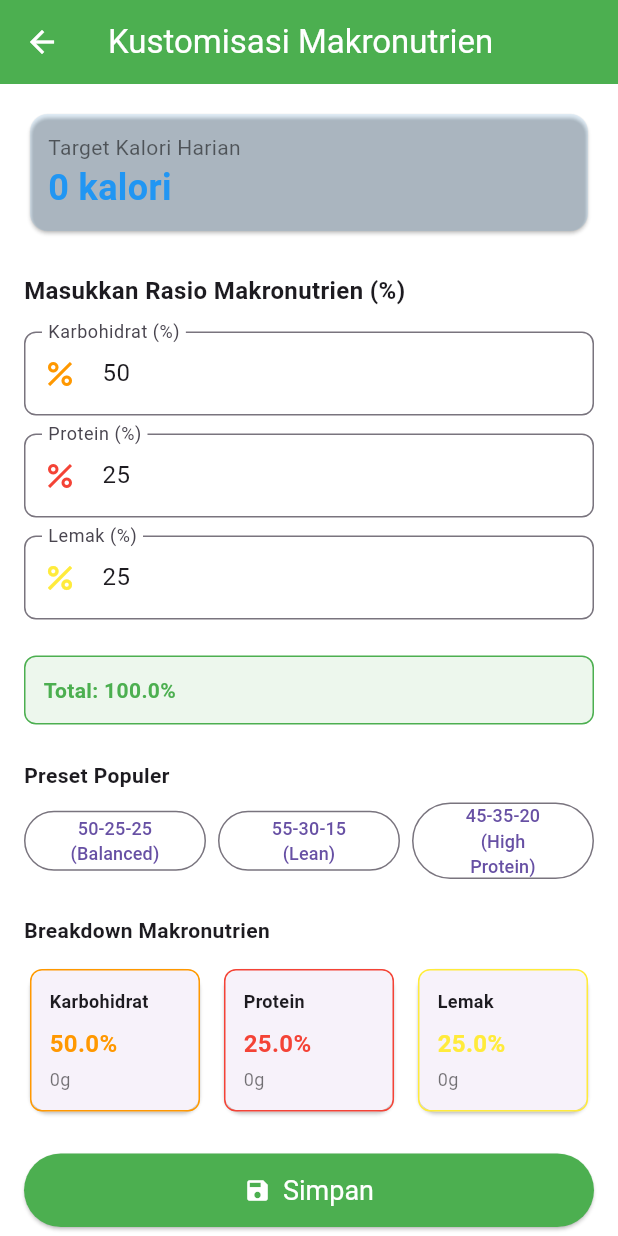
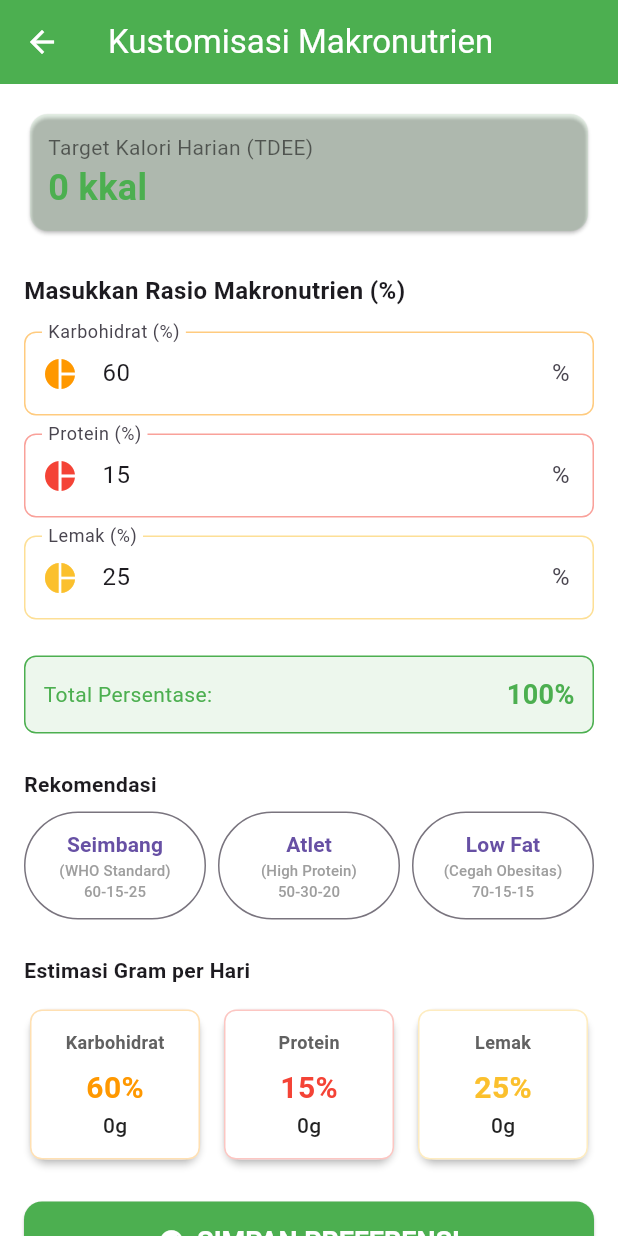
Before and after one commit to rayennnc/rule-based-nutrition-planner, a Flutter app: the MacroCustomizationScreen screen opened directly with empty values, on a phone screen of 412 x 824 dp. Run offline on Flutter 3.47's test engine with Material 3 defaults, Android fonts, the phone set to English and light mode, and no system bars; our stand-ins replace cloud_firestore, firebase_auth, firebase_core, shared_preferences; accounts and stored records are empty.

Commit message:
Pembuatan fitur simpan data user di local storage, menambahkan preset untuk diet

```diff
--- a/lib/screens/macro_customization.dart
+++ b/lib/screens/macro_customization.dart
@@ -29,10 +29,13 @@ class _MacroCustomizationScreenState extends State<MacroCustomizationScreen> {
   @override
   void initState() {
     super.initState();
-    // Default: 50% carb, 25% protein, 25% fat
-    _carbCtl = TextEditingController(text: '50');
-    _proteinCtl = TextEditingController(text: '25');
-    _fatCtl = TextEditingController(text: '25');
+    // Default start with Balanced Diet (WHO Standard)
+    _carbCtl = TextEditingController(
+        text: MacroNutrient.balanced.carbPercent.toStringAsFixed(0));
+    _proteinCtl = TextEditingController(
+        text: MacroNutrient.balanced.proteinPercent.toStringAsFixed(0));
+    _fatCtl = TextEditingController(
+        text: MacroNutrient.balanced.fatPercent.toStringAsFixed(0));
     _updateMacro();
   }
 
@@ -64,7 +67,7 @@ class _MacroCustomizationScreenState extends State<MacroCustomizationScreen> {
       } else {
         _errorMessage = null;
 
-        // Check AMDR
+        // Check AMDR / WHO Limits
         _warningMessage = _currentMacro!.getAMDRWarning();
         _showWarning = _warningMessage != null;
       }
@@ -94,10 +97,15 @@ class _MacroCustomizationScreenState extends State<MacroCustomizationScreen> {
   }
 
   void _setPreset(double carb, double protein, double fat) {
-    _carbCtl.text = carb.toString();
-    _proteinCtl.text = protein.toString();
-    _fatCtl.text = fat.toString();
+    _carbCtl.text = carb.toStringAsFixed(0); // Hilangkan koma desimal di UI
+    _proteinCtl.text = protein.toStringAsFixed(0);
+    _fatCtl.text = fat.toStringAsFixed(0);
     _updateMacro();
+  }
+
+  // Helper untuk menggunakan Preset Object langsung
+  void _usePreset(MacroNutrient preset) {
+    _setPreset(preset.carbPercent, preset.proteinPercent, preset.fatPercent);
   }
 
   @override
@@ -111,22 +119,22 @@ class _MacroCustomizationScreenState extends State<MacroCustomizationScreen> {
           children: [
             // Info card
             Card(
-              color: Colors.blue.withOpacity(0.1),
+              color: Colors.green.withOpacity(0.1), // Ganti hijau biar fresh
               child: Padding(
                 padding: const EdgeInsets.all(12.0),
                 child: Column(
                   crossAxisAlignment: CrossAxisAlignment.start,
                   children: [
                     const Text(
-                      'Target Kalori Harian',
+                      'Target Kalori Harian (TDEE)',
                       style: TextStyle(fontSize: 14, color: Colors.black54),
                     ),
                     Text(
-                      '${widget.tdee} kalori',
+                      '${widget.tdee} kkal',
                       style: const TextStyle(
                         fontSize: 24,
                         fontWeight: FontWeight.bold,
-                        color: Colors.blue,
+                        color: Colors.green,
                       ),
                     ),
                   ],
@@ -146,7 +154,7 @@ class _MacroCustomizationScreenState extends State<MacroCustomizationScreen> {
             _buildMacroInput(
               label: 'Karbohidrat (%)',
               controller: _carbCtl,
-              hint: '45-65',
+              hint: '45-75', // Updated hint sesuai WHO
               color: Colors.orange,
             ),
             const SizedBox(height: 12),
@@ -155,7 +163,7 @@ class _MacroCustomizationScreenState extends State<MacroCustomizationScreen> {
             _buildMacroInput(
               label: 'Protein (%)',
               controller: _proteinCtl,
-              hint: '10-35',
+              hint: '10-35', // Updated hint sesuai AMDR
               color: Colors.red,
             ),
             const SizedBox(height: 12),
@@ -164,12 +172,12 @@ class _MacroCustomizationScreenState extends State<MacroCustomizationScreen> {
             _buildMacroInput(
               label: 'Lemak (%)',
               controller: _fatCtl,
-              hint: '20-35',
-              color: Colors.yellow,
+              hint: '15-35', // Updated hint sesuai WHO/AMDR
+              color: Colors.yellow[700]!,
             ),
             const SizedBox(height: 24),
 
-            // Total & Error
+            // Total & Error Validation
             if (_errorMessage != null)
               Container(
                 padding: const EdgeInsets.all(12),
@@ -193,14 +201,20 @@ class _MacroCustomizationScreenState extends State<MacroCustomizationScreen> {
                   border: Border.all(color: Colors.green),
                   borderRadius: BorderRadius.circular(8),
                 ),
-                child: Text(
-                  'Total: ${((double.tryParse(_carbCtl.text) ?? 0) + (double.tryParse(_proteinCtl.text) ?? 0) + (double.tryParse(_fatCtl.text) ?? 0)).toStringAsFixed(1)}%',
+                child: Row(
+                  mainAxisAlignment: MainAxisAlignment.spaceBetween,
+                  children: [
+                    const Text("Total Persentase:", style: TextStyle(color: Colors.green)),
+                    Text(
+                      '${((double.tryParse(_carbCtl.text) ?? 0) + (double.tryParse(_proteinCtl.text) ?? 0) + (double.tryParse(_fatCtl.text) ?? 0)).toStringAsFixed(0)}%',
                       style: const TextStyle(
-                      color: Colors.green, fontWeight: FontWeight.w600),
+                          color: Colors.green, fontWeight: FontWeight.bold, fontSize: 18),
+                    ),
+                  ],
                 ),
               ),
 
-            // Warning
+            // Warning AMDR/WHO
             if (_showWarning && _warningMessage != null) ...[
               const SizedBox(height: 12),
               Container(
@@ -215,10 +229,10 @@ class _MacroCustomizationScreenState extends State<MacroCustomizationScreen> {
                   children: [
                     const Row(
                       children: [
-                        Icon(Icons.warning, color: Colors.orange, size: 20),
+                        Icon(Icons.warning_amber_rounded, color: Colors.orange, size: 20),
                         SizedBox(width: 8),
                         Text(
-                          'Peringatan',
+                          'Perhatian (Standar Kesehatan)',
                           style: TextStyle(
                             color: Colors.orange,
                             fontWeight: FontWeight.w600,
@@ -240,38 +254,67 @@ class _MacroCustomizationScreenState extends State<MacroCustomizationScreen> {
 
             const SizedBox(height: 24),
 
-            // Preset buttons
+            // --- TOMBOL PRESET (INI YANG PENTING DIUBAH) ---
             const Text(
-              'Preset Populer',
+              'Rekomendasi',
               style: TextStyle(fontSize: 14, fontWeight: FontWeight.bold),
             ),
             const SizedBox(height: 8),
             Row(
               children: [
+                // 1. Tombol Balanced (WHO)
                 Expanded(
                   child: OutlinedButton(
-                    onPressed: () => _setPreset(50, 25, 25),
-                    child: const Text('50-25-25\n(Balanced)',
+                    onPressed: () => _usePreset(MacroNutrient.balanced),
+                    style: OutlinedButton.styleFrom(
+                      padding: const EdgeInsets.symmetric(vertical: 12),
+                    ),
+                    child: const Column(
+                      children: [
+                        Text('Seimbang', style: TextStyle(fontWeight: FontWeight.bold)),
+                        Text('(WHO Standard)\n60-15-25',
                              textAlign: TextAlign.center,
-                        style: TextStyle(fontSize: 12)),
+                             style: TextStyle(fontSize: 10, color: Colors.grey)),
+                      ],
+                    ),
                   ),
                 ),
                 const SizedBox(width: 8),
+
+                // 2. Tombol High Protein (Atlet)
                 Expanded(
                   child: OutlinedButton(
-                    onPressed: () => _setPreset(55, 30, 15),
-                    child: const Text('55-30-15\n(Lean)',
+                    onPressed: () => _usePreset(MacroNutrient.highProtein),
+                    style: OutlinedButton.styleFrom(
+                      padding: const EdgeInsets.symmetric(vertical: 12),
+                    ),
+                    child: const Column(
+                      children: [
+                        Text('Atlet', style: TextStyle(fontWeight: FontWeight.bold)),
+                        Text('(High Protein)\n50-30-20',
                              textAlign: TextAlign.center,
-                        style: TextStyle(fontSize: 12)),
+                             style: TextStyle(fontSize: 10, color: Colors.grey)),
+                      ],
+                    ),
                   ),
                 ),
                 const SizedBox(width: 8),
+
+                // 3. Tombol Low Fat (Opsional)
                 Expanded(
                   child: OutlinedButton(
-                    onPressed: () => _setPreset(45, 35, 20),
-                    child: const Text('45-35-20\n(High Protein)',
+                    onPressed: () => _usePreset(MacroNutrient.lowFat),
+                    style: OutlinedButton.styleFrom(
+                      padding: const EdgeInsets.symmetric(vertical: 12),
+                    ),
+                    child: const Column(
+                      children: [
+                        Text('Low Fat', style: TextStyle(fontWeight: FontWeight.bold)),
+                        Text('(Cegah Obesitas)\n70-15-15',
                              textAlign: TextAlign.center,
-                        style: TextStyle(fontSize: 12)),
+                             style: TextStyle(fontSize: 10, color: Colors.grey)),
+                      ],
+                    ),
                   ),
                 ),
               ],
@@ -279,23 +322,28 @@ class _MacroCustomizationScreenState extends State<MacroCustomizationScreen> {
 
             const SizedBox(height: 24),
 
-            // Macro breakdown preview
+            // Macro breakdown preview (Lingkaran/Bar Visual)
             if (_currentMacro != null && _errorMessage == null)
               _buildMacroBreakdown(),
 
             const SizedBox(height: 24),
 
             // Save button
-            ElevatedButton.icon(
-              icon: const Icon(Icons.save),
-              label: const Text('Simpan'),
+            SizedBox(
+              width: double.infinity,
+              child: ElevatedButton.icon(
+                icon: const Icon(Icons.check_circle, color: Colors.white),
+                label: const Text('SIMPAN PREFERENSI', style: TextStyle(color: Colors.white, fontWeight: FontWeight.bold)),
                 onPressed: _errorMessage == null ? _save : null,
                 style: ElevatedButton.styleFrom(
-                padding: const EdgeInsets.symmetric(vertical: 14),
+                  padding: const EdgeInsets.symmetric(vertical: 16),
                   backgroundColor:
                       _errorMessage == null ? Colors.green : Colors.grey,
+                  shape: RoundedRectangleBorder(borderRadius: BorderRadius.circular(12)),
                 ),
               ),
+            ),
+            const SizedBox(height: 20),
           ],
         ),
       ),
@@ -314,15 +362,20 @@ class _MacroCustomizationScreenState extends State<MacroCustomizationScreen> {
       decoration: InputDecoration(
         labelText: label,
         hintText: hint,
+        suffixText: '%',
         border: OutlineInputBorder(
           borderRadius: BorderRadius.circular(8),
           borderSide: BorderSide(color: color),
+        ),
+        enabledBorder: OutlineInputBorder(
+           borderRadius: BorderRadius.circular(8),
+           borderSide: BorderSide(color: color.withOpacity(0.5)),
         ),
         focusedBorder: OutlineInputBorder(
           borderRadius: BorderRadius.circular(8),
           borderSide: BorderSide(color: color, width: 2),
         ),
-        prefixIcon: Icon(Icons.percent, color: color),
+        prefixIcon: Icon(Icons.pie_chart, color: color),
       ),
       onChanged: (_) => _updateMacro(),
     );
@@ -335,7 +388,7 @@ class _MacroCustomizationScreenState extends State<MacroCustomizationScreen> {
       crossAxisAlignment: CrossAxisAlignment.start,
       children: [
         const Text(
-          'Breakdown Makronutrien',
+          'Estimasi Gram per Hari',
           style: TextStyle(fontSize: 14, fontWeight: FontWeight.bold),
         ),
         const SizedBox(height: 12),
@@ -364,7 +417,7 @@ class _MacroCustomizationScreenState extends State<MacroCustomizationScreen> {
                 label: 'Lemak',
                 percent: _currentMacro!.fatPercent,
                 grams: grams['fat']!,
-                color: Colors.yellow,
+                color: Colors.yellow[700]!,
               ),
             ),
           ],
@@ -380,31 +433,30 @@ class _MacroCustomizationScreenState extends State<MacroCustomizationScreen> {
     required Color color,
   }) {
     return Card(
+      elevation: 2,
       child: Container(
         decoration: BoxDecoration(
           borderRadius: BorderRadius.circular(8),
-          border: Border.all(color: color),
+          border: Border.all(color: color.withOpacity(0.3)),
+          color: Colors.white,
         ),
         padding: const EdgeInsets.all(12),
         child: Column(
-          crossAxisAlignment: CrossAxisAlignment.start,
           children: [
             Text(
               label,
-              style: const TextStyle(fontSize: 12, fontWeight: FontWeight.bold),
+              style: TextStyle(fontSize: 12, fontWeight: FontWeight.bold, color: Colors.grey[700]),
               maxLines: 1,
-              overflow: TextOverflow.ellipsis,
             ),
             const SizedBox(height: 8),
             Text(
-              '${percent.toStringAsFixed(1)}%',
+              '${percent.toStringAsFixed(0)}%',
               style: TextStyle(
-                  fontSize: 16, fontWeight: FontWeight.bold, color: color),
+                  fontSize: 20, fontWeight: FontWeight.bold, color: color),
             ),
-            const SizedBox(height: 4),
             Text(
               '${grams.toStringAsFixed(0)}g',
-              style: const TextStyle(fontSize: 12, color: Colors.black54),
+              style: const TextStyle(fontSize: 14, color: Colors.black87, fontWeight: FontWeight.w500),
             ),
           ],
         ),
--- a/lib/services/macro_nutrient.dart
+++ b/lib/services/macro_nutrient.dart
@@ -3,21 +3,48 @@ class MacroNutrient {
   final double proteinPercent;
   final double fatPercent;
 
-  MacroNutrient({
+  const MacroNutrient({
     required this.carbPercent,
     required this.proteinPercent,
     required this.fatPercent,
   });
 
-  // AMDR (Acceptable Macronutrient Distribution Range) - WHO/USDA guidelines
+  // 1. Balanced Diet (Gizi Seimbang - Mode Default)
+
+  static const MacroNutrient balanced = MacroNutrient(
+    carbPercent: 60.0,
+    fatPercent: 25.0,
+    proteinPercent: 15.0,
+  );
+
+  // 2. High Protein (Untuk Atlet/Active Users)
+  static const MacroNutrient highProtein = MacroNutrient(
+    carbPercent: 50.0,
+    fatPercent: 20.0,
+    proteinPercent: 30.0,
+  );
+
+  // 3. Low Fat (Opsional - Pencegahan Obesitas)
+  static const MacroNutrient lowFat = MacroNutrient(
+    carbPercent: 70.0,
+    fatPercent: 15.0,
+    proteinPercent: 15.0,
+  );
+
+  // 2. CONSTANTS FOR VALIDATION (Sintesis AMDR & WHO)
+  // Digunakan untuk validasi jika user memilih "Custom Ratio"
+  // Range disesuaikan agar mencakup WHO & AMDR (Wide Safe Range)
+
   static const double carbMinPercent = 45.0;
-  static const double carbMaxPercent = 65.0;
+  static const double carbMaxPercent = 75.0; // WHO max up to 75%
 
   static const double proteinMinPercent = 10.0;
-  static const double proteinMaxPercent = 35.0;
+  static const double proteinMaxPercent = 35.0; // AMDR max
 
-  static const double fatMinPercent = 20.0;
-  static const double fatMaxPercent = 35.0;
+  static const double fatMinPercent = 15.0; // WHO min (sebelumnya 20 di AMDR)
+  static const double fatMaxPercent = 35.0; // AMDR max
+
+  // 3. METHODS
 
   // Validate total = 100%
   bool isValidTotal() {
@@ -25,7 +52,7 @@ class MacroNutrient {
     return (total - 100.0).abs() < 0.1; // allow 0.1% tolerance
   }
 
-  // Check if within AMDR
+  // Check if within Safe Limits (WHO/AMDR)
   bool isWithinAMDR() {
     bool carbOk =
         carbPercent >= carbMinPercent && carbPercent <= carbMaxPercent;
@@ -35,36 +62,40 @@ class MacroNutrient {
     return carbOk && proteinOk && fatOk;
   }
 
-  // Get warning message if outside AMDR
+  // Get warning message if outside recommendations
   String? getAMDRWarning() {
     if (isWithinAMDR()) return null;
 
     List<String> warnings = [];
     if (carbPercent < carbMinPercent || carbPercent > carbMaxPercent) {
       warnings.add(
-          'Karbohidrat ${carbPercent.toStringAsFixed(1)}% (ideal: $carbMinPercent%-$carbMaxPercent%)');
+          'Karbohidrat ${carbPercent.toStringAsFixed(1)}% (Aman: $carbMinPercent%-$carbMaxPercent%)');
     }
     if (proteinPercent < proteinMinPercent ||
         proteinPercent > proteinMaxPercent) {
       warnings.add(
-          'Protein ${proteinPercent.toStringAsFixed(1)}% (ideal: $proteinMinPercent%-$proteinMaxPercent%)');
+          'Protein ${proteinPercent.toStringAsFixed(1)}% (Aman: $proteinMinPercent%-$proteinMaxPercent%)');
     }
     if (fatPercent < fatMinPercent || fatPercent > fatMaxPercent) {
       warnings.add(
-          'Lemak ${fatPercent.toStringAsFixed(1)}% (ideal: $fatMinPercent%-$fatMaxPercent%)');
+          'Lemak ${fatPercent.toStringAsFixed(1)}% (Aman: $fatMinPercent%-$fatMaxPercent%)');
     }
 
-    return 'Rasio di luar rekomendasi AMDR:\n' + warnings.join('\n');
+    return 'Rasio di luar rekomendasi standar:\n' + warnings.join('\n');
   }
 
   // Calculate actual grams from calories
   Map<String, double> calculateGrams(int totalCalories) {
+    // Rumus: (Total Kalori * Persen / 100) / Kalori per gram
+    // Karbo & Protein = 4 kal/gram
+    // Lemak = 9 kal/gram
+
     double carbGrams =
-        (totalCalories * carbPercent / 100) / 4; // 4 cal per gram carb
+        (totalCalories * carbPercent / 100) / 4;
     double proteinGrams =
-        (totalCalories * proteinPercent / 100) / 4; // 4 cal per gram protein
+        (totalCalories * proteinPercent / 100) / 4;
     double fatGrams =
-        (totalCalories * fatPercent / 100) / 9; // 9 cal per gram fat
+        (totalCalories * fatPercent / 100) / 9;
 
     return {
       'carbs': double.parse(carbGrams.toStringAsFixed(1)),
--- a/pubspec.yaml
+++ b/pubspec.yaml
@@ -33,6 +33,7 @@ dependencies:
   firebase_core: ^4.1.1
   cloud_firestore: ^6.0.2
   firebase_auth: ^6.1.0
+  shared_preferences: ^2.2.2
 
   # The following adds the Cupertino Icons font to your application.
   # Use with the CupertinoIcons class for iOS style icons.
```
Also changed, not shown: lib/screens/input_form_screen.dart (+76 -0 lines), lib/screens/results_screen.dart (+11 -2 lines), lib/services/firestore_service.dart (+65 -12 lines), lib/services/local_storage_service.dart (added, +56 -0 lines), pubspec.lock, 1 other file. Lines whose indentation alone changed are shown as unchanged.
